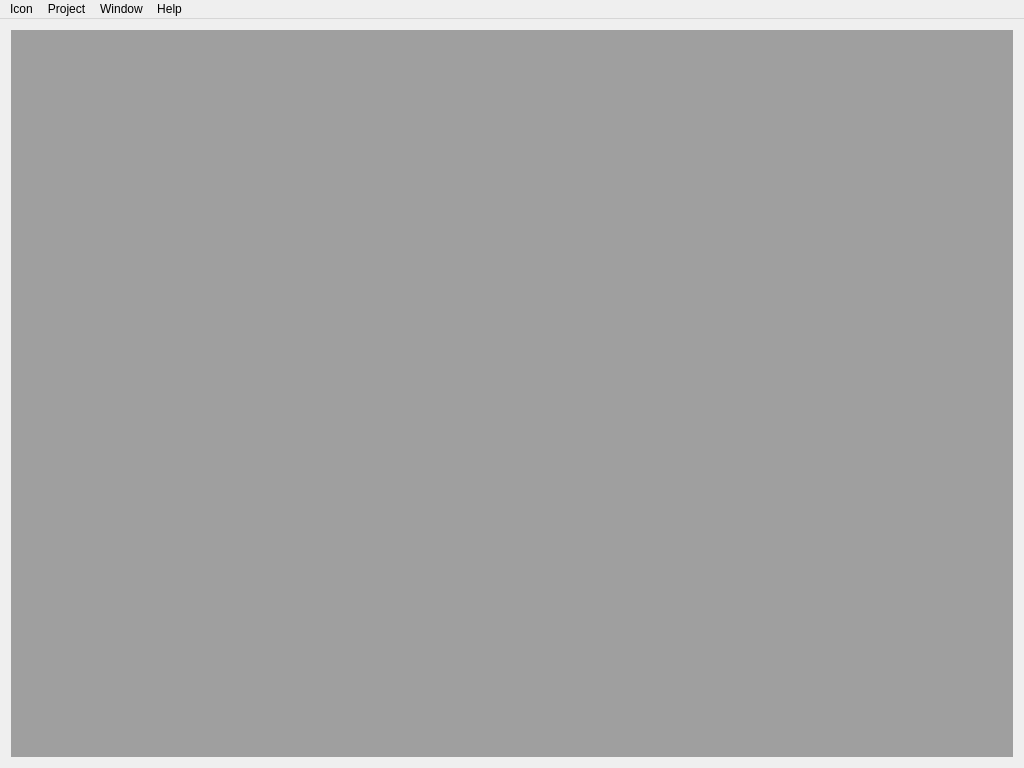
The window that src/gui/mainwindow.ui (GENIVI/CANdevStudio) describes before a commit, drawn with Qt 5.
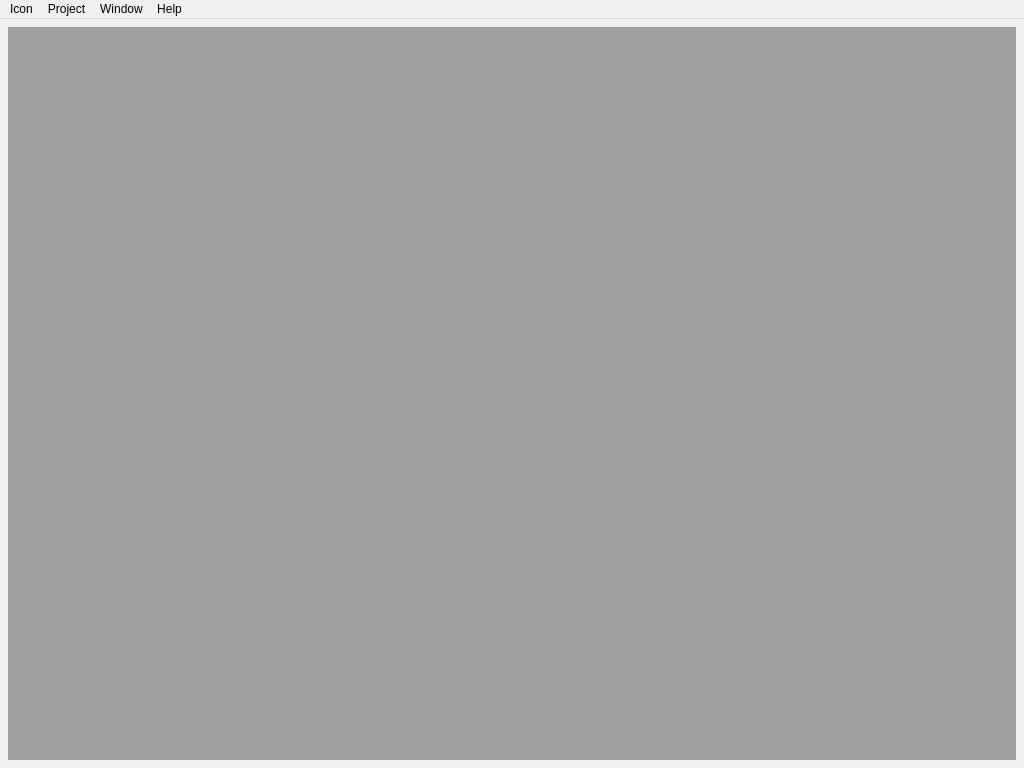
The same window after the commit. Icons and pictures are not drawn.

Commit message: Fixing crash while closing project. Colors and margins alignment

Patch:
```diff
--- a/src/gui/mainwindow.ui
+++ b/src/gui/mainwindow.ui
@@ -31,8 +31,35 @@
   </property>
   <widget class="QWidget" name="centralWidget">
    <layout class="QVBoxLayout" name="verticalLayout_2">
+    <property name="leftMargin">
+     <number>0</number>
+    </property>
+    <property name="topMargin">
+     <number>0</number>
+    </property>
+    <property name="rightMargin">
+     <number>0</number>
+    </property>
+    <property name="bottomMargin">
+     <number>0</number>
+    </property>
     <item>
      <layout class="QVBoxLayout" name="verticalLayout">
+      <property name="spacing">
+       <number>4</number>
+      </property>
+      <property name="leftMargin">
+       <number>8</number>
+      </property>
+      <property name="topMargin">
+       <number>8</number>
+      </property>
+      <property name="rightMargin">
+       <number>8</number>
+      </property>
+      <property name="bottomMargin">
+       <number>8</number>
+      </property>
       <item>
        <widget class="QMdiArea" name="mdiArea">
         <property name="tabsClosable">
```
The commit also changes 7 other files.
